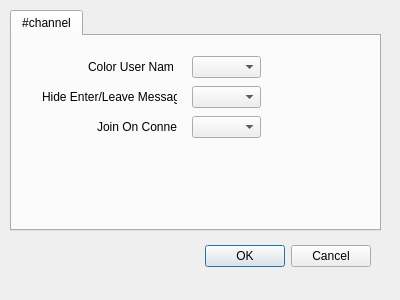
Before: the Qt Designer form channelsettings.ui in technicallyerik/WIRK, drawn with Qt 5.
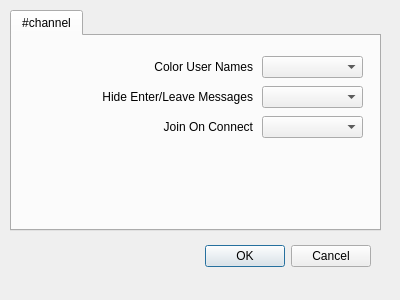
After: the same form once the commit is applied.

Commit message: Fixed styles and alignment on Mac

The edit to the form file:
```diff
--- a/channelsettings.ui
+++ b/channelsettings.ui
@@ -48,9 +48,9 @@
     <widget class="QComboBox" name="colorUserNames">
      <property name="geometry">
       <rect>
-       <x>180</x>
+       <x>250</x>
        <y>20</y>
-       <width>69</width>
+       <width>101</width>
        <height>22</height>
       </rect>
      </property>
@@ -61,22 +61,25 @@
     <widget class="QLabel" name="colorUserNamesLabel">
      <property name="geometry">
       <rect>
-       <x>76</x>
+       <x>10</x>
        <y>20</y>
-       <width>85</width>
+       <width>231</width>
        <height>22</height>
       </rect>
      </property>
      <property name="text">
       <string>Color User Names</string>
      </property>
+     <property name="alignment">
+      <set>Qt::AlignRight|Qt::AlignTrailing|Qt::AlignVCenter</set>
+     </property>
     </widget>
     <widget class="QComboBox" name="suppressEnterLeaveNotifications">
      <property name="geometry">
       <rect>
-       <x>180</x>
+       <x>250</x>
        <y>50</y>
-       <width>69</width>
+       <width>101</width>
        <height>22</height>
       </rect>
      </property>
@@ -84,22 +87,25 @@
     <widget class="QLabel" name="suppressEnterLeaveNotificationsLabel">
      <property name="geometry">
       <rect>
-       <x>30</x>
+       <x>10</x>
        <y>50</y>
-       <width>135</width>
+       <width>231</width>
        <height>22</height>
       </rect>
      </property>
      <property name="text">
       <string>Hide Enter/Leave Messages</string>
      </property>
+     <property name="alignment">
+      <set>Qt::AlignRight|Qt::AlignTrailing|Qt::AlignVCenter</set>
+     </property>
     </widget>
     <widget class="QComboBox" name="joinOnConnect">
      <property name="geometry">
       <rect>
-       <x>180</x>
+       <x>250</x>
        <y>80</y>
-       <width>69</width>
+       <width>101</width>
        <height>22</height>
       </rect>
      </property>
@@ -107,15 +113,18 @@
     <widget class="QLabel" name="joinOnConnectLabel">
      <property name="geometry">
       <rect>
-       <x>85</x>
+       <x>20</x>
        <y>80</y>
-       <width>80</width>
+       <width>221</width>
        <height>22</height>
       </rect>
      </property>
      <property name="text">
       <string>Join On Connect</string>
      </property>
+     <property name="alignment">
+      <set>Qt::AlignRight|Qt::AlignTrailing|Qt::AlignVCenter</set>
+     </property>
     </widget>
    </widget>
   </widget>
```
The commit also changes 2 other files.
